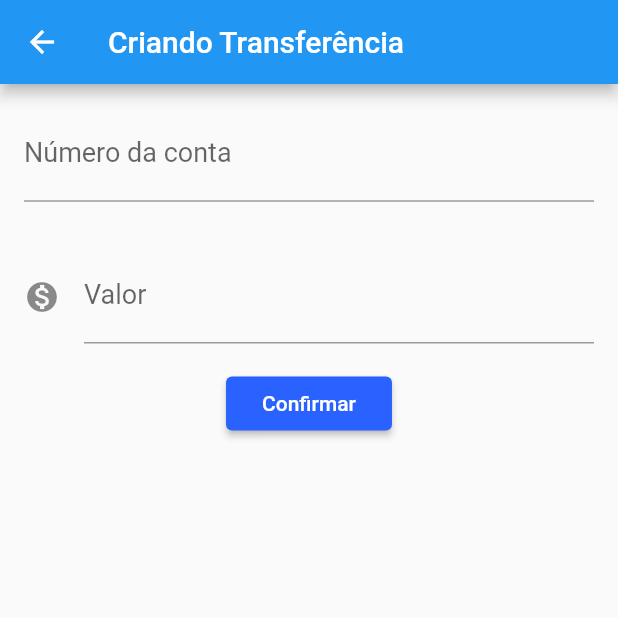
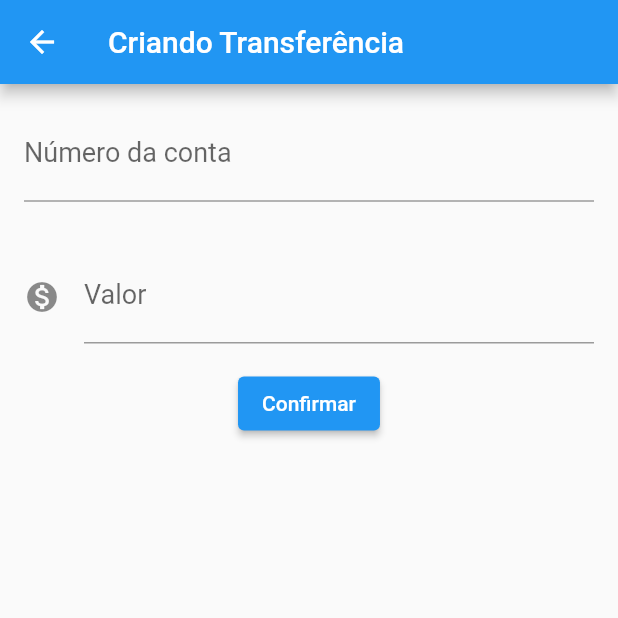
Before and after one commit to devCarlosAlexandre/Bytebank-Flutter, a Flutter app: the FormularioTransferencia screen opened directly, on a phone screen of 412 x 824 dp, the top half of it. Run offline on Flutter 3.47's test engine with Material 2 defaults, Android fonts, the phone set to English and light mode, and no system bars.

Commit message:
troca do butao para elevated

```diff
--- a/lib/screens/transferencia/formulario.dart
+++ b/lib/screens/transferencia/formulario.dart
@@ -49,8 +49,8 @@ class FormularioTransferenciaState extends State<FormularioTransferencia> {
                 rotulo: _rotuloCampoValor,
                 icone: Icons.monetization_on,
               ),
-              RaisedButton(
-                child: Text(_textoBotaoConfirmar),
+              ElevatedButton(
+                child: const Text(_textoBotaoConfirmar),
                 onPressed: () => _criaTransferencia(context),
               ),
             ],
```
